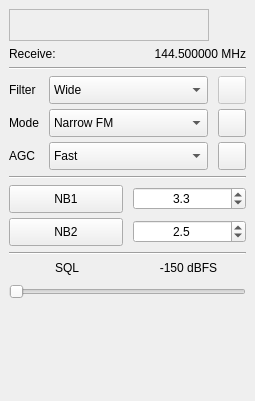
Above: qtgui/dockrxopt.ui from gqrx-sdr/gqrx before the change. Below: the same form after it.
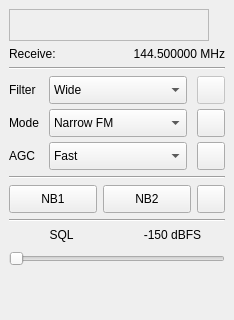
That is the form after the change. Icons and pictures are not drawn. Custom widgets are drawn as their Qt base class.

Commit message: Move noise blanker threshold settings to setparate options dialog.

Diff of the .ui file:
```diff
--- a/qtgui/dockrxopt.ui
+++ b/qtgui/dockrxopt.ui
@@ -6,8 +6,8 @@
    <rect>
     <x>0</x>
     <y>0</y>
-    <width>255</width>
-    <height>401</height>
+    <width>234</width>
+    <height>320</height>
    </rect>
   </property>
   <property name="sizePolicy">
@@ -18,8 +18,8 @@
   </property>
   <property name="minimumSize">
    <size>
-    <width>255</width>
-    <height>401</height>
+    <width>234</width>
+    <height>320</height>
    </size>
   </property>
   <property name="maximumSize">
@@ -453,14 +453,8 @@
      </widget>
     </item>
     <item>
-     <layout class="QGridLayout" name="gridLayout_3">
-      <property name="horizontalSpacing">
-       <number>10</number>
-      </property>
-      <property name="verticalSpacing">
-       <number>5</number>
-      </property>
-      <item row="0" column="0">
+     <layout class="QHBoxLayout" name="horizontalLayout">
+      <item>
        <widget class="QPushButton" name="nb1Button">
         <property name="enabled">
          <bool>true</bool>
@@ -494,66 +488,7 @@
         </property>
        </widget>
       </item>
-      <item row="1" column="1">
-       <widget class="QDoubleSpinBox" name="nb2Threshold">
-        <property name="maximumSize">
-         <size>
-          <width>16777215</width>
-          <height>16777215</height>
-         </size>
-        </property>
-        <property name="toolTip">
-         <string>Noise blanker 2 treshold</string>
-        </property>
-        <property name="alignment">
-         <set>Qt::AlignCenter</set>
-        </property>
-        <property name="decimals">
-         <number>1</number>
-        </property>
-        <property name="maximum">
-         <double>15.000000000000000</double>
-        </property>
-        <property name="singleStep">
-         <double>0.100000000000000</double>
-        </property>
-        <property name="value">
-         <double>2.500000000000000</double>
-        </property>
-       </widget>
-      </item>
-      <item row="0" column="1">
-       <widget class="QDoubleSpinBox" name="nb1Threshold">
-        <property name="maximumSize">
-         <size>
-          <width>16777215</width>
-          <height>16777215</height>
-         </size>
-        </property>
-        <property name="toolTip">
-         <string>Noise blanker 1 threshold</string>
-        </property>
-        <property name="alignment">
-         <set>Qt::AlignCenter</set>
-        </property>
-        <property name="decimals">
-         <number>1</number>
-        </property>
-        <property name="minimum">
-         <double>1.000000000000000</double>
-        </property>
-        <property name="maximum">
-         <double>20.000000000000000</double>
-        </property>
-        <property name="singleStep">
-         <double>0.100000000000000</double>
-        </property>
-        <property name="value">
-         <double>3.300000000000000</double>
-        </property>
-       </widget>
-      </item>
-      <item row="1" column="0">
+      <item>
        <widget class="QPushButton" name="nb2Button">
         <property name="enabled">
          <bool>true</bool>
@@ -587,6 +522,43 @@
         </property>
        </widget>
       </item>
+      <item>
+       <widget class="QPushButton" name="nbOptButton">
+        <property name="sizePolicy">
+         <sizepolicy hsizetype="Fixed" vsizetype="Fixed">
+          <horstretch>0</horstretch>
+          <verstretch>0</verstretch>
+         </sizepolicy>
+        </property>
+        <property name="maximumSize">
+         <size>
+          <width>28</width>
+          <height>28</height>
+         </size>
+        </property>
+        <property name="font">
+         <font>
+          <pointsize>10</pointsize>
+         </font>
+        </property>
+        <property name="toolTip">
+         <string>Noise blanker options</string>
+        </property>
+        <property name="text">
+         <string/>
+        </property>
+        <property name="icon">
+         <iconset resource="../icons.qrc">
+          <normaloff>:/icons/icons/settings.svg</normaloff>:/icons/icons/settings.svg</iconset>
+        </property>
+        <property name="checkable">
+         <bool>false</bool>
+        </property>
+        <property name="checked">
+         <bool>false</bool>
+        </property>
+       </widget>
+      </item>
      </layout>
     </item>
     <item>
```
The commit also changes 6 other files.
